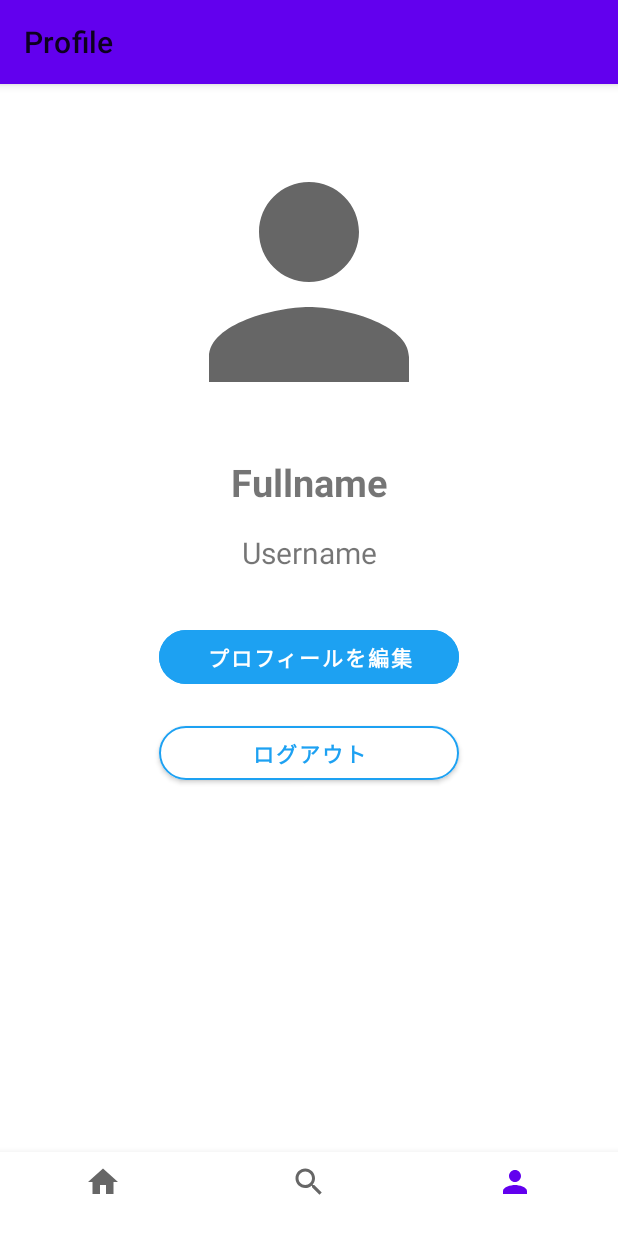
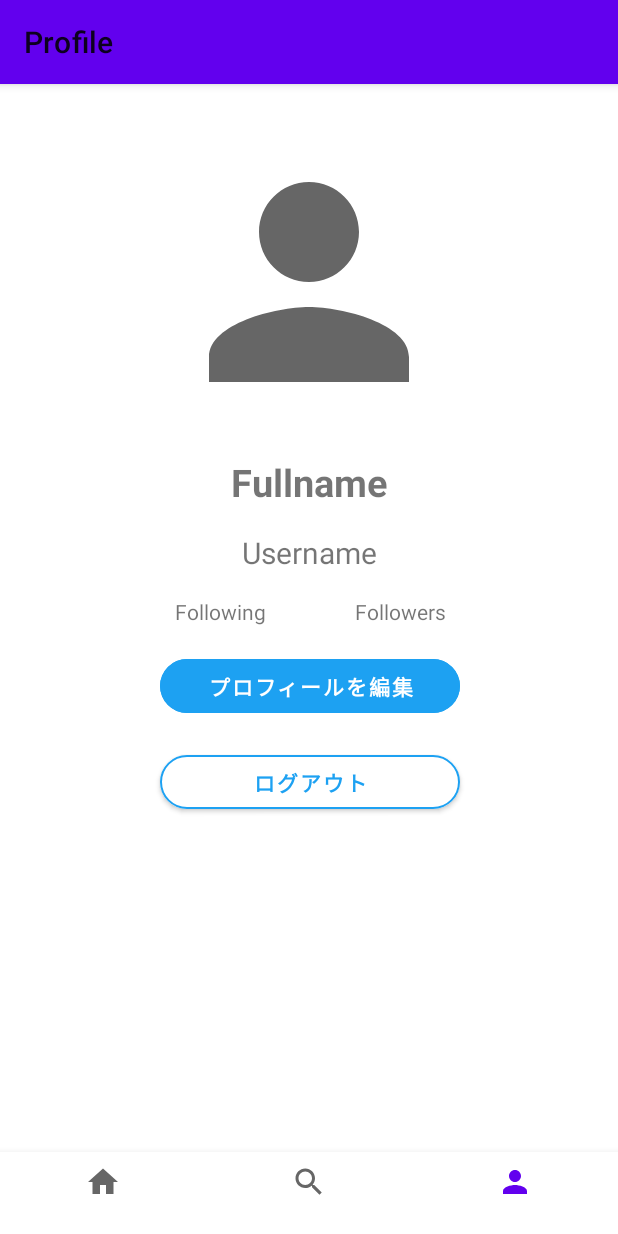
Before and after one commit to kharumax/kotlin-firestore-sample, an Android app: the screen it shows after launch once a user with an empty profile is signed in (MainActivity), item 3 of the bottom bar chosen, on a phone screen of 412 x 824 dp. Run offline under Robolectric (Android 15) with nearby library versions, the phone set to English and light mode, and no system bars; our stand-ins replace CircleImageView, Dagger/Hilt's generated code, Firebase (no records; nobody signed in at launch, a user with empty details on screens opened directly), data binding, navigation-ui; libraries missing offline, so code that uses them is left out: androidx.hilt.lifecycle; 4 statements that could not run were skipped.

Commit message:
フォロー・アンフォロー完了

```diff
--- a/app/src/main/java/com/example/firestoresample/data/repositories/ProfileRepository.kt
+++ b/app/src/main/java/com/example/firestoresample/data/repositories/ProfileRepository.kt
@@ -1,9 +1,12 @@
 package com.example.firestoresample.data.repositories
 
+import android.util.Log
 import com.google.android.gms.tasks.Task
 import com.google.firebase.auth.FirebaseAuth
 import com.google.firebase.firestore.DocumentSnapshot
 import com.google.firebase.firestore.FirebaseFirestore
+import com.google.firebase.firestore.FirebaseFirestoreException
+import com.google.firebase.firestore.QuerySnapshot
 import com.google.firebase.storage.FirebaseStorage
 import com.google.firebase.storage.StorageReference
 import java.util.*
@@ -13,6 +16,11 @@ class ProfileRepository @Inject constructor() {
 
     val mAuth = FirebaseAuth.getInstance()
     private val db = FirebaseFirestore.getInstance()
+
+    interface Callback {
+        fun onSuccess(count: Int)
+        fun onFailure(e: Exception)
+    }
 
     fun loadUser(): Task<DocumentSnapshot> {
         val uid = mAuth.currentUser?.uid.toString()
@@ -38,34 +46,46 @@ class ProfileRepository @Inject constructor() {
         return FirebaseStorage.getInstance().reference.child(filename)
     }
 
-//    fun isCurrentUser(uid: String): Boolean {
-//        return currentUid == uid
-//    }
-//
-//    suspend fun isFollowed(uid: String): Task<DocumentSnapshot> {
-//        val followingRef = db.collection("following").document(currentUid).collection("user-following").document(uid)
-//        return followingRef.get()
-//    }
-//
-//    fun followFrom(uid: String): Task<Void> {
-//        val followingRef = db.collection("following").document(currentUid).collection("user-following").document(uid)
-//        return followingRef.set(true)
-//    }
-//
-//    fun followTo(uid: String): Task<Void> {
-//        val followersRef = db.collection("followers").document(uid).collection("user-followers").document(currentUid)
-//        return followersRef.set(true)
-//    }
-//
-//    fun unfollowFrom(uid: String): Task<Void> {
-//        val followingRef = db.collection("following").document(currentUid).collection("user-following").document(uid)
-//        return followingRef.delete()
-//    }
-//
-//    fun unfollowTo(uid: String): Task<Void> {
-//        val followersRef = db.collection("followers").document(uid).collection("user-followers").document(currentUid)
-//        return followersRef.delete()
-//    }
+    fun checkFollowingCount(callback: Callback) {
+        var following = 0
+        val followingRef = db.collection("following").document(mAuth.uid!!).collection("user-following")
+        followingRef.addSnapshotListener { value,e ->
+            if (e != null) {
+                Log.d("ProfileRepository","Error is ${e.message}")
+                callback.onFailure(e)
+            }
+            if (value != null && !value.isEmpty) {
+                for (doc in value) {
+                    following += 1
+                }
+                callback.onSuccess(following)
+            } else {
+                callback.onSuccess(0)
+            }
+
+        }
+    }
+
+    fun checkFollowersCount(callback: Callback) {
+        var followers = 0
+        val followersRef = db.collection("followers").document(mAuth.uid!!).collection("user-followers")
+        followersRef.addSnapshotListener { value,e ->
+            if (e != null) {
+                Log.d("ProfileRepository","Error is ${e.message}")
+                callback.onFailure(e)
+            }
+            if (value != null && !value.isEmpty) {
+                for (doc in value) {
+                    followers += 1
+                }
+                callback.onSuccess(followers)
+            } else {
+                callback.onSuccess(0)
+            }
+
+        }
+    }
+
 
 
 }
--- a/app/src/main/java/com/example/firestoresample/ui/fragments/ProfileFragment.kt
+++ b/app/src/main/java/com/example/firestoresample/ui/fragments/ProfileFragment.kt
@@ -45,6 +45,7 @@ class ProfileFragment : Fragment() {
     override fun onCreateView(inflater: LayoutInflater, container: ViewGroup?, savedInstanceState: Bundle?): View? {
         _binding = FragmentProfileBinding.inflate(inflater,container,false)
         binding.lifecycleOwner = viewLifecycleOwner
+        binding.viewModel = mProfileViewModel
 
         lifecycleScope.launch {
             setUpView()
--- a/app/src/main/java/com/example/firestoresample/viewmodels/ProfileViewModel.kt
+++ b/app/src/main/java/com/example/firestoresample/viewmodels/ProfileViewModel.kt
@@ -7,6 +7,7 @@ import androidx.hilt.lifecycle.ViewModelInject
 import androidx.lifecycle.*
 import com.example.firestoresample.data.models.User
 import com.example.firestoresample.data.repositories.ProfileRepository
+import com.example.firestoresample.data.repositories.ProfileRepository.Callback
 import com.example.firestoresample.utils.NetworkResult
 import com.google.firebase.storage.FirebaseStorage
 import com.google.firebase.storage.StorageReference
@@ -21,6 +22,13 @@ class ProfileViewModel @ViewModelInject constructor(application: Application): A
     var errorMessage: MutableLiveData<String> = MutableLiveData()
     var user: MutableLiveData<NetworkResult<User>> = MutableLiveData()
     var updateStatus: MutableLiveData<NetworkResult<Boolean>> = MutableLiveData()
+    var followingCount: MutableLiveData<Int> = MutableLiveData()
+    var followersCount: MutableLiveData<Int> = MutableLiveData()
+
+    init {
+        checkFollowingCount()
+        checkFollowersCount()
+    }
 
     /** Helpers  */
     fun loadUser() {
@@ -35,6 +43,32 @@ class ProfileViewModel @ViewModelInject constructor(application: Application): A
                         user.value = NetworkResult.Error("Error Happen")
                     }
         }
+    }
+
+    private fun checkFollowingCount() {
+        repository.checkFollowingCount(object : Callback {
+            override fun onSuccess(count: Int) {
+                followingCount.value = count
+            }
+
+            override fun onFailure(e: Exception) {
+                Log.d("ProfileViewModel","Error is ${e.message}")
+                followingCount.value = 0
+            }
+        })
+    }
+
+    private fun checkFollowersCount() {
+        repository.checkFollowersCount(object : Callback {
+            override fun onSuccess(count: Int) {
+                followersCount.value = count
+            }
+
+            override fun onFailure(e: Exception) {
+                Log.d("ProfileViewModel","Error is ${e.message}")
+                followersCount.value = 0
+            }
+        })
     }
 
     fun updateProfile(fullname: String,username: String,selectedPhotoUri: Uri?) {
--- a/app/src/main/res/layout/fragment_profile.xml
+++ b/app/src/main/res/layout/fragment_profile.xml
@@ -4,14 +4,15 @@
     xmlns:tools="http://schemas.android.com/tools">
 
     <data>
-
+        <variable
+            name="viewModel"
+            type="com.example.firestoresample.viewmodels.ProfileViewModel" />
     </data>
 
     <androidx.constraintlayout.widget.ConstraintLayout
         android:layout_width="match_parent"
         android:layout_height="match_parent"
         tools:context=".ui.fragments.ProfileFragment">
-
 
         <de.hdodenhof.circleimageview.CircleImageView
             android:id="@+id/profile_imageView_profile"
@@ -48,12 +49,42 @@
             app:layout_constraintStart_toStartOf="@+id/fullname_textView_profile"
             app:layout_constraintTop_toBottomOf="@+id/fullname_textView_profile" />
 
+        <LinearLayout
+            android:id="@+id/linearLayout"
+            android:layout_width="wrap_content"
+            android:layout_height="wrap_content"
+            android:layout_marginTop="16dp"
+            android:orientation="horizontal"
+            app:layout_constraintEnd_toEndOf="@+id/username_textView_profile"
+            app:layout_constraintStart_toStartOf="@+id/username_textView_profile"
+            app:layout_constraintTop_toBottomOf="@+id/username_textView_profile">
+
+            <TextView
+                android:id="@+id/following_count_profile"
+                android:layout_width="100dp"
+                android:layout_height="wrap_content"
+                android:textAlignment="center"
+                android:layout_marginEnd="20dp"
+                setFollowingCount="@{viewModel.followingCount}"
+                android:text="Following"/>
+
+            <TextView
+                android:id="@+id/followers_count_profile"
+                android:layout_width="100dp"
+                android:layout_height="wrap_content"
+                android:textAlignment="center"
+                setFollowersCount="@{viewModel.followersCount}"
+                android:text="Followers"
+                />
+
+        </LinearLayout>
+
         <com.google.android.material.button.MaterialButton
             android:id="@+id/profileEdit_button_profile"
             style="@style/Widget.MaterialComponents.Button.UnelevatedButton"
             android:layout_width="200dp"
             android:layout_height="wrap_content"
-            android:layout_marginTop="32dp"
+            android:layout_marginTop="16dp"
             android:backgroundTint="@color/twitterBlue"
             android:text="@string/profile_edit"
             android:textAppearance="@style/TextAppearance.MaterialComponents.Button"
@@ -61,8 +92,9 @@
             android:textStyle="bold"
             app:cornerRadius="30dp"
             app:layout_constraintEnd_toEndOf="parent"
+            app:layout_constraintHorizontal_bias="0.502"
             app:layout_constraintStart_toStartOf="parent"
-            app:layout_constraintTop_toBottomOf="@+id/username_textView_profile" />
+            app:layout_constraintTop_toBottomOf="@+id/linearLayout" />
 
         <com.google.android.material.button.MaterialButton
             android:id="@+id/logout_button_profile"
```
Also changed, not shown: app/src/main/java/com/example/firestoresample/data/repositories/FeatureRepository.kt (+84 -20 lines), app/src/main/java/com/example/firestoresample/ui/activities/ProfileActivity.kt (+13 -1 lines), app/src/main/java/com/example/firestoresample/ui/adapters/bindings/ShareBinding.kt (+14 -0 lines), app/src/main/java/com/example/firestoresample/viewmodels/FeatureViewModel.kt (+65 -4 lines), app/src/main/res/layout/activity_profile.xml (+31 -5 lines), 1 other file.
